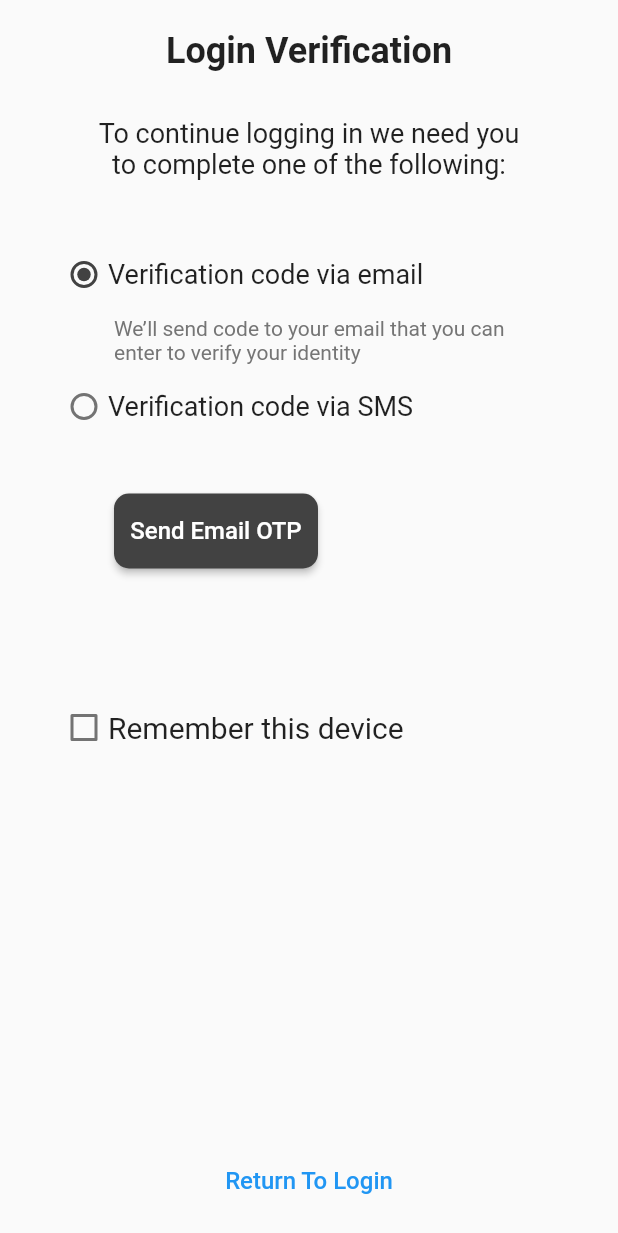
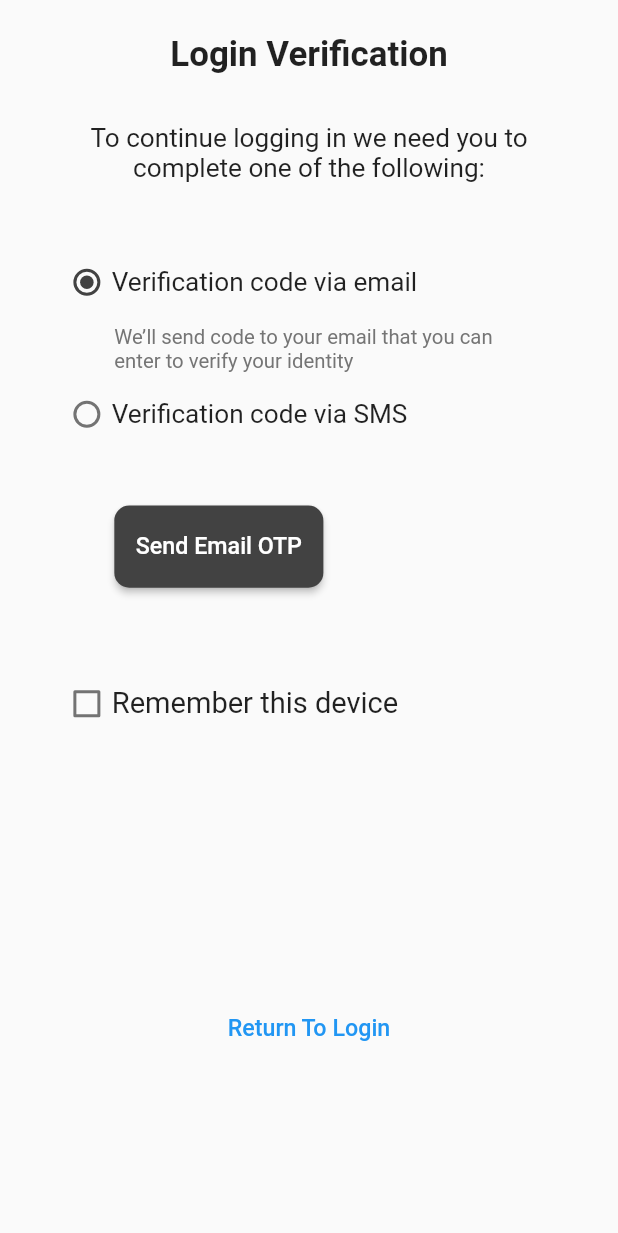
Before and after one commit to RitwikSingh28/GitHubPrac, a Flutter app: the screen it shows after launch, after a tap on "Log In", on a phone screen of 412 x 824 dp. Shown: the top 1233 px of the screen. Run offline on Flutter 3.47's test engine with Material 2 defaults, Android fonts, the phone set to English and light mode, and no system bars; our stand-ins replace flutter_screenutil.

Commit message:
Made 2nd page adaptive

```diff
--- a/prac2-pages/anshumali_suri/lib/verification.dart
+++ b/prac2-pages/anshumali_suri/lib/verification.dart
@@ -1,4 +1,5 @@
 import 'package:flutter/material.dart';
+import 'package:flutter_screenutil/flutter_screenutil.dart';
 
 import 'main.dart';
 
@@ -9,12 +10,17 @@ class MyApplication extends StatelessWidget {
 
   @override
   Widget build(BuildContext context) {
-    return MaterialApp(
+    return ScreenUtilInit(
+    designSize: const Size(425,752),
+    builder: (context,child) {
+      return  MaterialApp(
 
         home: Scaffold(
 
-        body: const MyWidget(),
+          body: MyWidget(),
         ),
+      );
+    }
     );
   }
 }
@@ -35,7 +41,7 @@ class _MyWidgetState extends State<MyWidget> {
   @override
   Widget build(BuildContext context) {
     return Padding(
-      padding: const EdgeInsets.all(20),
+      padding:  EdgeInsets.all(20.h),
       child: ListView(
         children: <Widget>[
           Container(
@@ -43,34 +49,34 @@ class _MyWidgetState extends State<MyWidget> {
             child: Text(
               'Login Verification',
               style: TextStyle(
-                fontSize: 24,
+                fontSize: 24.sp,
                 fontWeight: FontWeight.bold,
               ),
             ),
           ),
           SizedBox(
-            height: 30,
+            height: 30.h,
           ),
           Container(
             alignment: Alignment.center,
-            padding: EdgeInsets.fromLTRB(40, 0, 40,0),
+            padding: EdgeInsets.fromLTRB(30.w, 0.h, 30.w,0.h),
             child: Text(
               'To continue logging in we need you to complete one of the following:',
               textAlign: TextAlign.center,
               style: TextStyle(
-                  fontSize: 18
+                  fontSize: 18.sp
               ),
             ),
           ),
           SizedBox(
-            height: 35,
+            height: 35.h,
           ),
           RadioListTile(
             title:  Transform.translate(
-              offset: const Offset(-20, 0),
+              offset:  Offset(-20.sp, 0.sp),
               child:Text('Verification code via email',
                 style: TextStyle(
-                    fontSize: 18
+                    fontSize: 18.sp
                 ),
               ),
             ),
@@ -85,9 +91,9 @@ class _MyWidgetState extends State<MyWidget> {
             },
           ),
 
-          Container(padding: EdgeInsets.fromLTRB(56,0,50,0),
+          Container(padding: EdgeInsets.fromLTRB(56.w,0.h,50.w,0.h),
             child: isEmail ?
-            Text('$radio',style: TextStyle(fontSize: 14,color: Colors.grey[600]),
+            Text('$radio',style: TextStyle(fontSize: 14.sp,color: Colors.grey[600]),
             ):SizedBox(),
           ),
 
@@ -97,10 +103,10 @@ class _MyWidgetState extends State<MyWidget> {
 
           RadioListTile(
             title: Transform.translate(
-              offset: const Offset(-20, 0),
+              offset: Offset(-20.sp, 0.sp),
               child: Text('Verification code via SMS',
                 style: TextStyle(
-                    fontSize: 18
+                    fontSize: 18.sp
                 ),
               ),
             ),
@@ -116,19 +122,19 @@ class _MyWidgetState extends State<MyWidget> {
           ),
 
           Container(
-            padding: EdgeInsets.fromLTRB(56,0,50,0),
+            padding: EdgeInsets.fromLTRB(56.w,0.h,50.w,0.h),
             child: isEmail ?SizedBox():
             Text('$radio',style: TextStyle(fontSize: 14,color: Colors.grey[600]),),
           ),
 
 
           SizedBox(
-            height: 30,
+            height: 30.h,
           ),
 
           Container(
-            height: 50,
-            padding: const EdgeInsets.fromLTRB(56, 0, 180, 0),
+            height: 50.h,
+            padding: EdgeInsets.fromLTRB(56.w, 0.h, 180.w, 0.h),
 
             child: ElevatedButton(
               onPressed: (){
@@ -138,11 +144,11 @@ class _MyWidgetState extends State<MyWidget> {
                 isEmail?'Send Email OTP':
                 'Send SMS code',
                 style: TextStyle(
-                    fontSize: 16
+                    fontSize: 16.sp
                 ),
               ),
               style: ElevatedButton.styleFrom(
-                padding: EdgeInsets.all(5),
+                padding: EdgeInsets.all(5.h),
                 primary: Colors.grey[800],
                 shape: RoundedRectangleBorder(
                   borderRadius: BorderRadius.circular(10),
@@ -152,21 +158,19 @@ class _MyWidgetState extends State<MyWidget> {
           ),
 
           SizedBox(
-            height: 78,
+            height: 45.h,
           ),
 
-          Container(
-
-            child: CheckboxListTile(
+          CheckboxListTile(
               value: changed,
               activeColor: Colors.grey[800],
               controlAffinity: ListTileControlAffinity.leading,
               title: Transform.translate(
-                  offset: const Offset(-20, 0),
+                offset: Offset(-20.sp, 0.sp),
                 child: Text(
                   'Remember this device',
                   style: TextStyle(
-                      fontSize: 20,
+                    fontSize: 20.sp,
                   ),
                 ),
               ),
@@ -179,17 +183,16 @@ class _MyWidgetState extends State<MyWidget> {
 
               }
           ),
-          ),
 
-          Container(
-            padding: EdgeInsets.fromLTRB(56,0,50,0),
+
+            Padding(padding: EdgeInsets.fromLTRB(56.w,0.h,50.w,0.h),
             child: changed?
-            Text('$change',style: TextStyle(fontSize: 14,color: Colors.grey[600]),):SizedBox(),
+            Text('$change',style: TextStyle(fontSize: 14.sp,color: Colors.grey[600]),):SizedBox(),
     ),
 
 
           SizedBox(
-            height: 250,
+            height: 150.h,
           ),
 
           TextButton(
@@ -200,10 +203,10 @@ class _MyWidgetState extends State<MyWidget> {
                 MaterialPageRoute(builder: (context) => const MyApp()),
               );
             },
-            child: const Text(
+            child:  Text(
               'Return To Login',
               style:TextStyle(
-                fontSize: 16,
+                fontSize: 16.sp,
               ),
             ),
           ),
```
Lines whose indentation alone changed are shown as unchanged.
